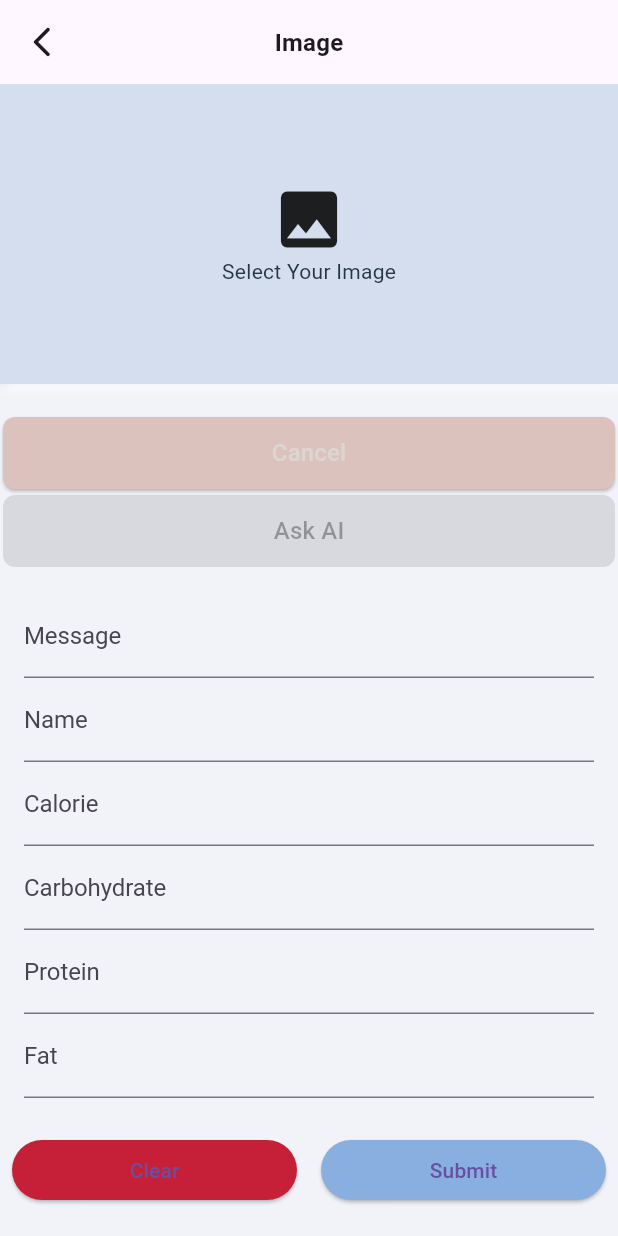
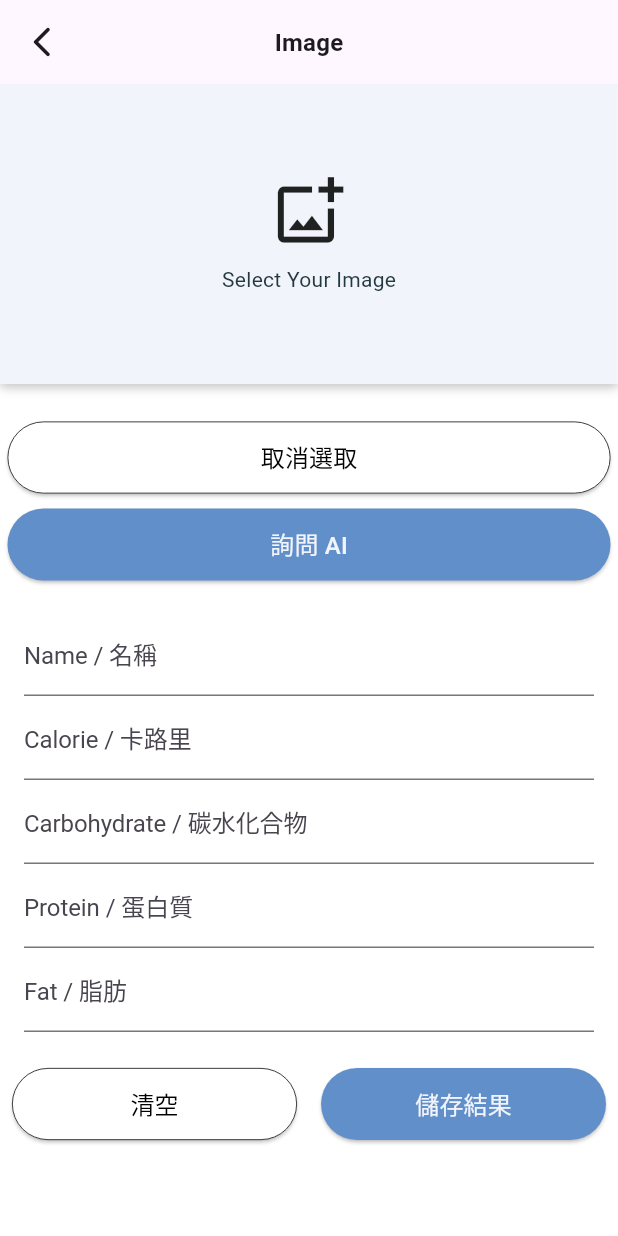
Before and after one commit to hauchenglee/calorietracker-flutter, a Flutter app: the ChatScreen screen opened directly, on a phone screen of 412 x 824 dp. Run offline on Flutter 3.47's test engine with Material 3 defaults, Android fonts, the phone set to English and light mode, and no system bars; our stand-ins replace flutter_image_compress, flutter_speed_dial, font_awesome_flutter, image_picker.

Commit message:
feat(chat): connect ok
1. 测试连线ok

```diff
--- /dev/null
+++ b/lib/app_config.dart
@@ -0,0 +1,3 @@
+/// api
+/// https://stackoverflow.com/questions/75232122/accessing-localhost-api-from-android-device
+const String BASE_URL = "http://127.0.0.1:8080/api";
--- a/lib/feature/chat/chat_screen.dart
+++ b/lib/feature/chat/chat_screen.dart
@@ -2,7 +2,7 @@ import 'dart:io';
 
 import 'package:calorie_tracker_app/feature/chat/chat_service.dart';
 import 'package:calorie_tracker_app/util/api_response.dart';
-import 'package:calorie_tracker_app/util/app_color.dart';
+import 'package:calorie_tracker_app/util/app_theme.dart';
 import 'package:calorie_tracker_app/util/file/image_compress_util.dart';
 import 'package:calorie_tracker_app/widget/cancel_btn.dart';
 import 'package:calorie_tracker_app/widget/confirm_btn.dart';
@@ -20,7 +20,6 @@ class _ChatScreenState extends State<ChatScreen> {
   File? _image;
   bool _isLoading = false; // 加载状态标志
 
-  final TextEditingController _messageController = TextEditingController();
   final TextEditingController _nameController = TextEditingController();
   final TextEditingController _calorieController = TextEditingController();
   final TextEditingController _carbohydrateController = TextEditingController();
@@ -28,7 +27,6 @@ class _ChatScreenState extends State<ChatScreen> {
   final TextEditingController _fatController = TextEditingController();
 
   void _clearFields() {
-    _messageController.clear();
     _nameController.clear();
     _calorieController.clear();
     _carbohydrateController.clear();
@@ -59,7 +57,18 @@ class _ChatScreenState extends State<ChatScreen> {
       if (!mounted) return;
       ApiResponse response2 = await ChatService().chatVersion(response1.data); // 等待版本检查
       if (!mounted) return;
-      CustomDialog().showCustomDialog(context, response2.data.toString());
+
+      // 假设response2.data是一个Map<String, dynamic>类型，其中包含了ChatModel的所有字段
+      Map<String, dynamic> chatData = response2.data;
+
+      CustomDialog().showCustomDialog(context, response2.message);
+
+      // 将获取到的数据填充到TextField的控制器中
+      _nameController.text = chatData['name'] ?? '';
+      _calorieController.text = chatData['calorie']?.toString() ?? '';
+      _carbohydrateController.text = chatData['carbohydrate']?.toString() ?? '';
+      _proteinController.text = chatData['protein']?.toString() ?? '';
+      _fatController.text = chatData['fat']?.toString() ?? '';
     } catch (e) {
       CustomDialog().showCustomDialog(context, e.toString());
     } finally {
@@ -94,17 +103,28 @@ class _ChatScreenState extends State<ChatScreen> {
                     height: 200.0,
                     width: double.infinity,
                     decoration: BoxDecoration(
-                      color: AppTheme.iceBlue2,
+                      color: AppTheme.iceBlue1,
                       boxShadow: [
-                        BoxShadow(color: Colors.black.withOpacity(0.2), offset: Offset(-4, -4), blurRadius: 5, spreadRadius: 1),
-                        BoxShadow(color: Colors.white.withOpacity(0.6), offset: Offset(4, 4), blurRadius: 5, spreadRadius: 1),
+                        BoxShadow(
+                          color: Colors.black.withOpacity(0.25), // 深色阴影，半透明
+                          offset: Offset(0, 2), // 阴影偏移量，轻微向下
+                          blurRadius: 5,
+                          spreadRadius: 0,
+                        ),
+                        BoxShadow(
+                          color: Colors.white.withOpacity(0.1), // 浅色高光，增强深度感
+                          offset: Offset(0, -2), // 阴影偏移量，轻微向上
+                          blurRadius: 5,
+                          spreadRadius: 0,
+                        ),
                       ],
                     ),
                     child: _image == null
                         ? const Column(
                             mainAxisAlignment: MainAxisAlignment.center,
                             children: <Widget>[
-                              Icon(Icons.image, size: 50),
+                              Icon(Icons.add_photo_alternate_outlined, size: 50),
+                              const SizedBox(height: 10), // Add some space between the container and the buttons
                               Text('Select Your Image'),
                             ],
                           )
@@ -113,7 +133,7 @@ class _ChatScreenState extends State<ChatScreen> {
                             children: [
                               Image.file(_image!, fit: BoxFit.cover), // 展示选择的图片
                               Container(
-                                color: AppTheme.green1.withOpacity(0.5), // 绿色蒙版，透明度50%
+                                color: AppTheme.autumnRed1.withOpacity(0.5), // 绿色蒙版，透明度50%
                               ),
                               Center(
                                 // 在画面中央增加一个重新选取的图标
@@ -129,22 +149,24 @@ class _ChatScreenState extends State<ChatScreen> {
                 ),
                 const SizedBox(height: 20), // Add some space between the container and the buttons
                 Padding(
-                  padding: EdgeInsets.all(2.0), // 为CancelBtn增加5像素的边距
+                  padding: EdgeInsets.all(5.0), // 为CancelBtn增加5像素的边距
                   child: CancelBtn(
                     onPressed: _clearImage,
-                    message: "Cancel",
+                    message: "取消選取",
                     widthScale: 1,
                   ),
                 ),
                 Padding(
-                  padding: EdgeInsets.all(2.0), // 为CancelBtn增加5像素的边距
+                  padding: EdgeInsets.all(5.0), // 为CancelBtn增加5像素的边距
                   child: ConfirmBtn(
-                    onPressed: _image != null
-                        ? () {
-                            _onPressChat(context, _image!);
-                          }
-                        : null, // 当_image为null时，onPressed设置为null，按钮禁用
-                    message: "Ask AI",
+                    onPressed: () {
+                      if (_image != null) {
+                        _onPressChat(context, _image!);
+                      } else {
+                        CustomDialog().showCustomDialog(context, "請選擇圖片");
+                      }
+                    },
+                    message: "詢問 AI",
                     widthScale: 1,
                   ),
                 ),
@@ -172,31 +194,27 @@ class _ChatScreenState extends State<ChatScreen> {
         crossAxisAlignment: CrossAxisAlignment.stretch,
         children: <Widget>[
           TextField(
-            controller: _messageController,
-            decoration: InputDecoration(labelText: 'Message'),
-          ),
-          TextField(
             controller: _nameController,
-            decoration: InputDecoration(labelText: 'Name'),
+            decoration: InputDecoration(labelText: 'Name / 名稱'),
           ),
           TextField(
             controller: _calorieController,
-            decoration: InputDecoration(labelText: 'Calorie'),
+            decoration: InputDecoration(labelText: 'Calorie / 卡路里'),
             keyboardType: TextInputType.number,
           ),
           TextField(
             controller: _carbohydrateController,
-            decoration: InputDecoration(labelText: 'Carbohydrate'),
+            decoration: InputDecoration(labelText: 'Carbohydrate / 碳水化合物'),
             keyboardType: TextInputType.number,
           ),
           TextField(
             controller: _proteinController,
-            decoration: InputDecoration(labelText: 'Protein'),
+            decoration: InputDecoration(labelText: 'Protein / 蛋白質'),
             keyboardType: TextInputType.number,
           ),
           TextField(
             controller: _fatController,
-            decoration: InputDecoration(labelText: 'Fat'),
+            decoration: InputDecoration(labelText: 'Fat / 脂肪'),
             keyboardType: TextInputType.number,
           ),
         ],
@@ -212,21 +230,21 @@ class _ChatScreenState extends State<ChatScreen> {
         children: [
           Expanded(
             child: Padding(
-              padding: EdgeInsets.all(8.0),
-              child: ElevatedButton(
+              padding: const EdgeInsets.all(8.0),
+              child: CancelBtn(
                 onPressed: _clearFields,
-                child: Text('Clear'),
-                style: ElevatedButton.styleFrom(backgroundColor: AppTheme.autumnRed5),
+                message: "清空",
+                widthScale: 1,
               ),
             ),
           ),
           Expanded(
             child: Padding(
-              padding: EdgeInsets.all(8.0),
-              child: ElevatedButton(
+              padding: const EdgeInsets.all(8.0),
+              child: ConfirmBtn(
                 onPressed: _submitData,
-                child: Text('Submit'),
-                style: ElevatedButton.styleFrom(backgroundColor: AppTheme.iceBlue4),
+                message: "儲存結果",
+                widthScale: 1,
               ),
             ),
           ),
--- a/lib/main.dart
+++ b/lib/main.dart
@@ -1,6 +1,6 @@
 import 'dart:io';
 
-import 'package:calorie_tracker_app/util/app_color.dart';
+import 'package:calorie_tracker_app/util/app_theme.dart';
 import 'package:calorie_tracker_app/util/app_string.dart';
 import 'package:calorie_tracker_app/view/navigation/navigation_view.dart';
 import 'package:flutter/foundation.dart' show kIsWeb;
--- a/lib/util/api_response.dart
+++ b/lib/util/api_response.dart
@@ -1,5 +1,5 @@
 class ApiResponse {
-  final int code;
+  final String code;
   final String message;
   final dynamic data;
 
--- a/lib/util/app_string.dart
+++ b/lib/util/app_string.dart
@@ -5,7 +5,3 @@ const String APP_NAME = "calorie tracker app";
 
 /// addition
 const String SELECTED_IMAGE_ERR_MSG = "選取圖片時發生錯誤，請重新選擇";
-
-/// api
-/// https://stackoverflow.com/questions/75232122/accessing-localhost-api-from-android-device
-const String BASE_URL = "http://localhost:8080/api";
--- a/lib/util/app_color.dart
+++ b/lib/util/app_theme.dart
@@ -2,6 +2,12 @@ import 'package:flutter/material.dart';
 
 class AppTheme {
   AppTheme._();
+
+  static const Color background = Color(0xFFFFFFFF);
+  static const Color white = Color(0xFFFFFFFF);
+  static const Color lightWhite = Color(0xFFF2F3F8);
+  static const Color grey = Color(0xFF3A5160);
+  static const Color black = Color(0xFF000000);
 
   static const Color green1 = Color(0xFFecede8);
   static const Color green2 = Color(0xFFe4e6d9);
@@ -9,10 +15,6 @@ class AppTheme {
   static const Color green4 = Color(0xFF8ba888);
   static const Color green5 = Color(0xFF49654e);
   static const Color green6 = Color(0xFF253528);
-
-  static const Color white = Color(0xFFFFFFFF);
-  static const Color grey = Color(0xFF3A5160);
-  static const Color background = Color(0xFFF2F3F8);
 
   static const Color iceBlue1 = Color(0xFFf1f4fb);
   static const Color iceBlue2 = Color(0xFFd5deef);
--- a/lib/util/http_util.dart
+++ b/lib/util/http_util.dart
@@ -31,8 +31,9 @@ class HttpUtil {
       if (response.statusCode == 200) {
         return jsonDecode(response.body);
       } else {
-        String message = 'Failed to load data from POST request: ${response.statusCode}';
-        throw Exception(message);
+        // String message = 'Failed to load data from POST request: ${response.statusCode}';
+        // throw Exception(message);
+        throw Exception(http.Response);
       }
     } catch (e) {
       rethrow;
--- a/lib/view/bottom/bottom_view.dart
+++ b/lib/view/bottom/bottom_view.dart
@@ -1,5 +1,5 @@
 import 'package:calorie_tracker_app/feature/chat/chat_screen.dart';
-import 'package:calorie_tracker_app/util/app_color.dart';
+import 'package:calorie_tracker_app/util/app_theme.dart';
 import 'package:calorie_tracker_app/view/bottom/tab_clipper.dart';
 import 'package:calorie_tracker_app/view/bottom/tab_icon_data.dart';
 import 'package:calorie_tracker_app/view/bottom/tab_icons.dart';
--- a/lib/view/bottom/tab_icons.dart
+++ b/lib/view/bottom/tab_icons.dart
@@ -1,4 +1,4 @@
-import 'package:calorie_tracker_app/util/app_color.dart';
+import 'package:calorie_tracker_app/util/app_theme.dart';
 import 'package:flutter/material.dart';
 
 import 'tab_icon_data.dart';
--- a/lib/view/navigation/navigation_view.dart
+++ b/lib/view/navigation/navigation_view.dart
@@ -2,7 +2,7 @@ import 'package:calorie_tracker_app/feature/diary/diary_screen.dart';
 import 'package:calorie_tracker_app/feature/food/food_screen.dart';
 import 'package:calorie_tracker_app/feature/home/home_screen.dart';
 import 'package:calorie_tracker_app/feature/more/more_screen.dart';
-import 'package:calorie_tracker_app/util/app_color.dart';
+import 'package:calorie_tracker_app/util/app_theme.dart';
 import 'package:calorie_tracker_app/view/bottom/bottom_view.dart';
 import 'package:calorie_tracker_app/view/bottom/tab_icon_data.dart';
 import 'package:flutter/material.dart';
--- a/lib/widget/cancel_btn.dart
+++ b/lib/widget/cancel_btn.dart
@@ -1,4 +1,4 @@
-import 'package:calorie_tracker_app/util/app_color.dart';
+import 'package:calorie_tracker_app/util/app_theme.dart';
 import 'package:flutter/material.dart';
 
 class CancelBtn extends StatelessWidget {
@@ -24,11 +24,12 @@ class CancelBtn extends StatelessWidget {
           child: ElevatedButton(
             onPressed: onPressed,
             style: ElevatedButton.styleFrom(
-              backgroundColor: AppTheme.autumnRed3, // 设置按钮的背景颜色为蓝色
-              foregroundColor: AppTheme.autumnRed1, // 设置按钮的点击颜色（文本和图标）
+              backgroundColor: AppTheme.white, // 设置按钮的背景颜色为蓝色
+              foregroundColor: AppTheme.black, // 设置按钮的点击颜色（文本和图标）
               shape: RoundedRectangleBorder(
                 // 设置按钮形状
-                borderRadius: BorderRadius.circular(8), // 圆角矩形
+                borderRadius: BorderRadius.circular(50), // 圆角矩形
+                side: const BorderSide(color: AppTheme.black, width: 0.5), // 添加黑色边框，宽度为1.0
               ),
               fixedSize: Size(buttonWidth, 48), // 设置固定尺寸，高度为48
             ),
--- a/lib/widget/confirm_btn.dart
+++ b/lib/widget/confirm_btn.dart
@@ -1,4 +1,4 @@
-import 'package:calorie_tracker_app/util/app_color.dart';
+import 'package:calorie_tracker_app/util/app_theme.dart';
 import 'package:flutter/material.dart';
 
 class ConfirmBtn extends StatelessWidget {
@@ -24,11 +24,11 @@ class ConfirmBtn extends StatelessWidget {
           child: ElevatedButton(
             onPressed: onPressed,
             style: ElevatedButton.styleFrom(
-              backgroundColor: AppTheme.green3, // 设置按钮的背景颜色为蓝色
-              foregroundColor: AppTheme.green6, // 设置按钮的点击颜色（文本和图标）
+              backgroundColor: AppTheme.iceBlue5, // 设置按钮的背景颜色为蓝色
+              foregroundColor: AppTheme.iceBlue1, // 设置按钮的点击颜色（文本和图标）
               shape: RoundedRectangleBorder(
                 // 设置按钮形状
-                borderRadius: BorderRadius.circular(8), // 圆角矩形
+                borderRadius: BorderRadius.circular(50), // 圆角矩形
               ),
               fixedSize: Size(buttonWidth, 48), // 设置固定尺寸，高度为48
             ),
```
Also changed, not shown: lib/feature/chat/chat_service.dart (+4 -4 lines).
